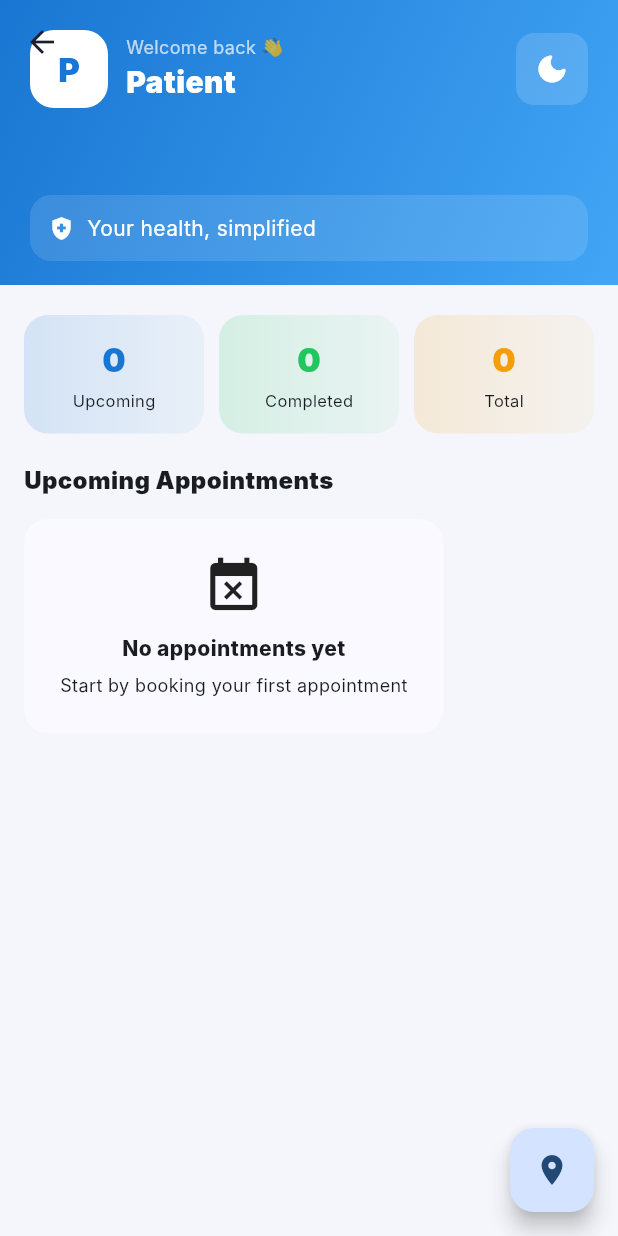
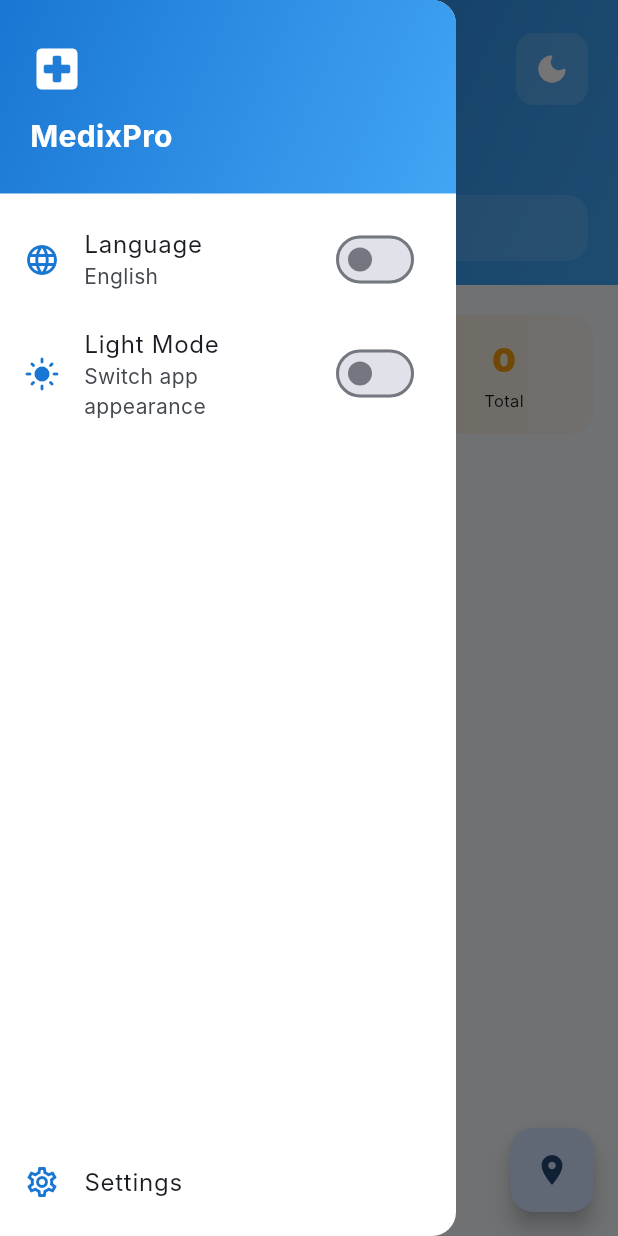
Before and after one commit to YazanMtawej/medixpro, a Flutter app: the PatientDashboardHome screen opened directly, with the side drawer open (before the commit the screen has no drawer), on a phone screen of 412 x 824 dp. Run offline on Flutter 3.47's test engine with Material 3 defaults, Android fonts, the light colour scheme and no system bars; our stand-ins replace connectivity_plus, dio, fl_chart, flutter_bloc, flutter_local_notifications, flutter_map and 5 more; accounts and stored records are empty; network calls fail; Roboto replaces fonts that are missing (Inter).

Commit message:
tested language

```diff
--- a/medixpro/lib/features/appointments/presentation/pages/patient_dashboard_home.dart
+++ b/medixpro/lib/features/appointments/presentation/pages/patient_dashboard_home.dart
@@ -7,6 +7,7 @@
 import '../cubit/appointments_cubit.dart';
 import '../cubit/appointments_state.dart';
 import '../../../clinic_map/presentation/clinic_location_fab.dart';
+import '../../../../core/widgets/app_drawer.dart';
 
 class PatientDashboardHome extends StatefulWidget {
   const PatientDashboardHome({super.key});
@@ -34,6 +35,7 @@
       backgroundColor: isDark
           ? AppColors.darkBackground
           : AppColors.lightBackground,
+      drawer: const AppDrawer(),
       floatingActionButton: const ClinicLocationFab(),
       body: CustomScrollView(
         physics: const BouncingScrollPhysics(),
@@ -44,6 +46,12 @@
             pinned: true,
             elevation: 0,
             backgroundColor: Colors.transparent,
+            leading: Builder(
+              builder: (context) => IconButton(
+                icon: const Icon(Icons.menu_rounded, color: Colors.white),
+                onPressed: () => Scaffold.of(context).openDrawer(),
+              ),
+            ),
             flexibleSpace: FlexibleSpaceBar(
               background: Container(
                 decoration: BoxDecoration(
--- a/medixpro/lib/features/auth/presentation/pages/splash_page.dart
+++ b/medixpro/lib/features/auth/presentation/pages/splash_page.dart
@@ -1,6 +1,7 @@
 import 'package:flutter/material.dart';
 import 'package:flutter_bloc/flutter_bloc.dart';
 import 'package:medixpro/core/widgets/medical_animation.dart';
+import 'package:medixpro/features/auth/presentation/pages/login_page.dart';
 import 'package:medixpro/l10n/app_localizations.dart';
 
 import 'package:medixpro/features/auth/presentation/cubit/auth_cubit.dart';
@@ -60,7 +61,7 @@
     if (_authState is AuthAuthenticated) {
       _goTo(const DashboardPage());
     } else if (_authState is AuthLoggedOut) {
-      _goTo(const DashboardPage());
+      _goTo(const LoginPage());
     }
   }
 
```
Also changed, not shown: medixpro_backend/requirements.txt (added, +7 -0 lines), 2 other files.
